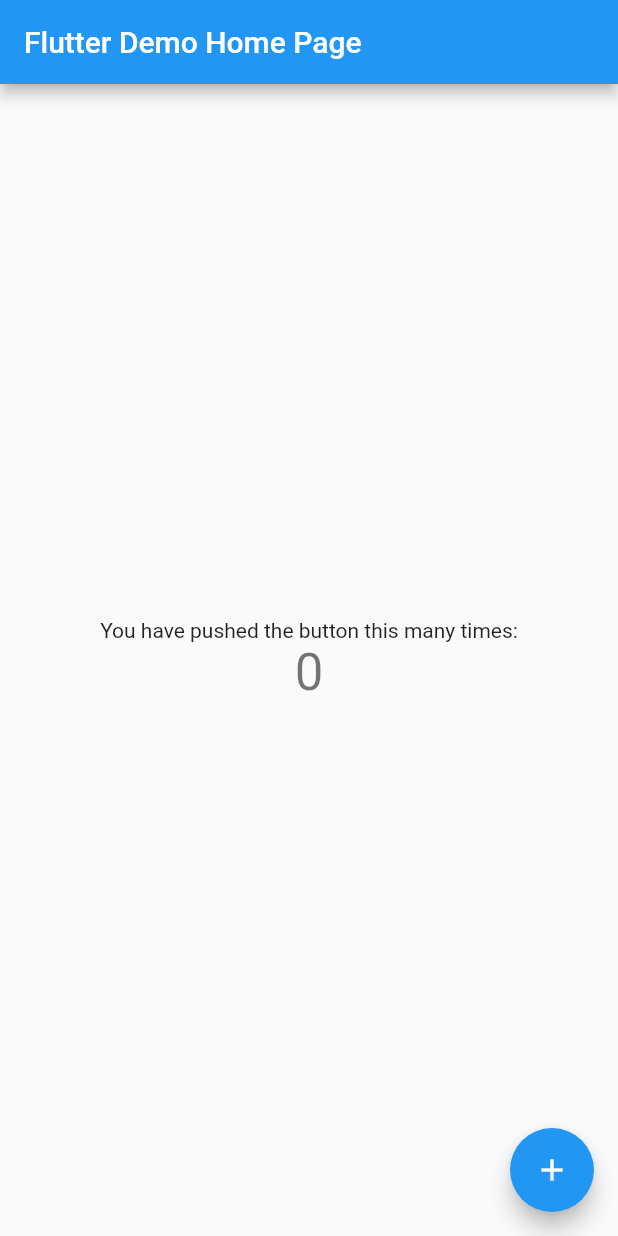
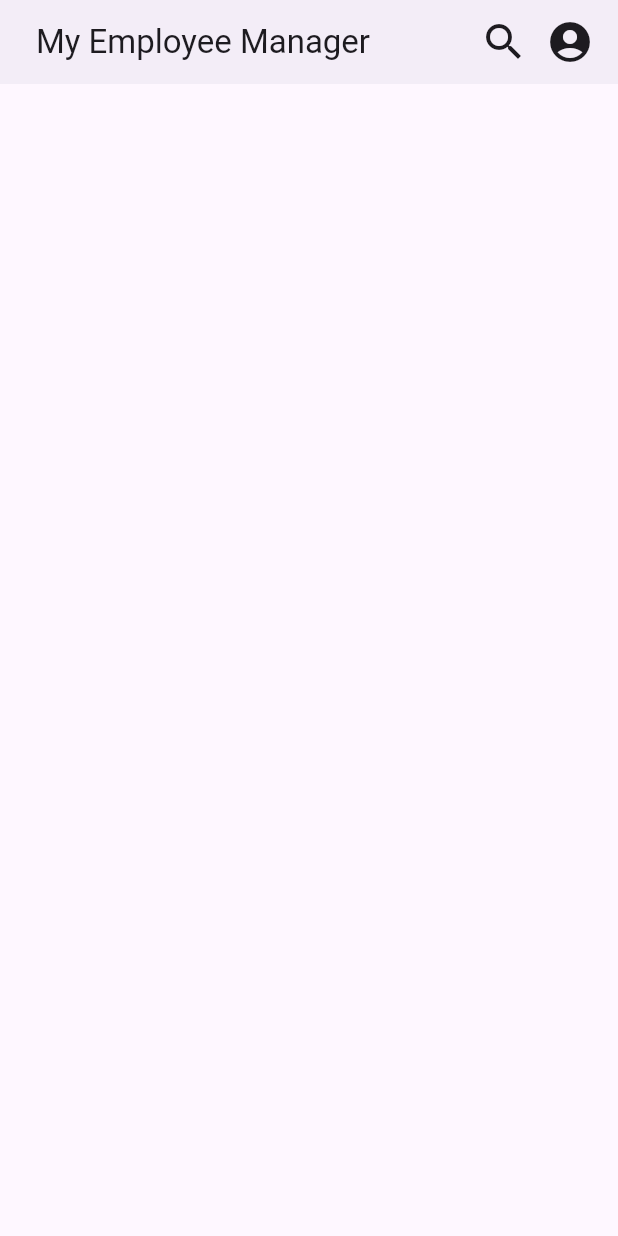
Before and after one commit to DanieleF98/my_employee_manager, a Flutter app: the screen it shows after launch, on a phone screen of 412 x 824 dp. Run offline on Flutter 3.47's test engine with Material 2 defaults, Android fonts, the phone set to English and light mode, and no system bars; our stand-ins replace go_router; generated files the repository leaves out were written again.

Commit message:
- Added dependencies - Added localization with l10n - Created Base widgets - Added routes - Added vsCode launch configurations

```diff
--- /dev/null
+++ b/l10n.yaml
@@ -0,0 +1,4 @@
+arb-dir: lib/l10n
+template-arb-file: app_en.arb
+output-localization-file: app_localizations.dart
+nullable-getter: false
--- /dev/null
+++ b/lib/core/presentation/widgets/base_app_bar.dart
@@ -0,0 +1,48 @@
+import 'package:flutter/material.dart';
+import 'package:flutter_gen/gen_l10n/app_localizations.dart';
+import 'package:my_employee_manager/core/utils/constants/app_constants.dart';
+import 'package:my_employee_manager/core/utils/styles/app_styles.dart';
+
+import 'base_app_icon_button.dart';
+
+class BaseAppBar extends StatelessWidget implements PreferredSizeWidget {
+  final bool hasToShowSearch;
+  const BaseAppBar({
+    required this.hasToShowSearch,
+    super.key,
+  });
+
+  @override
+  Widget build(BuildContext context) {
+    return AppBar(
+      titleSpacing: AppConstants.defaultPadding,
+      title: Text(
+        AppLocalizations.of(context).myEmployeeManager,
+        style: AppStyles.regular22.style,
+      ),
+      automaticallyImplyLeading: false,
+      actions: [
+        if (hasToShowSearch)
+          const Padding(
+            padding: EdgeInsets.only(
+              right: AppConstants.defaultPadding / 2,
+            ),
+            child: BaseAppIconButton(
+              iconData: Icons.search,
+            ),
+          ),
+        const Padding(
+          padding: EdgeInsets.only(
+            right: AppConstants.defaultPadding,
+          ),
+          child: BaseAppIconButton(
+            iconData: Icons.account_circle,
+          ),
+        ),
+      ],
+    );
+  }
+
+  @override
+  Size get preferredSize => const Size.fromHeight(kToolbarHeight);
+}
--- /dev/null
+++ b/lib/core/presentation/widgets/base_app_icon_button.dart
@@ -0,0 +1,29 @@
+import 'package:flutter/material.dart';
+
+import '../../utils/constants/app_constants.dart';
+
+class BaseAppIconButton extends StatelessWidget {
+  final VoidCallback? onPressed;
+  final IconData iconData;
+  final Color? iconColor;
+  const BaseAppIconButton({
+    this.onPressed,
+    required this.iconData,
+    this.iconColor,
+    super.key,
+  });
+
+  @override
+  Widget build(BuildContext context) {
+    return SizedBox(
+      width: AppConstants.defaultIconSize,
+      child: IconButton(
+        onPressed: onPressed,
+        icon: Icon(
+          iconData,
+          color: iconColor,
+        ),
+      ),
+    );
+  }
+}
--- /dev/null
+++ b/lib/core/presentation/widgets/base_widget.dart
@@ -0,0 +1,28 @@
+import 'package:flutter/material.dart';
+
+import 'base_app_bar.dart';
+
+class BaseWidget extends StatelessWidget {
+  final Widget child;
+  final bool hasToShowSearch;
+  const BaseWidget({
+    required this.child,
+    this.hasToShowSearch = false,
+    super.key,
+  });
+
+  @override
+  Widget build(BuildContext context) {
+    return Scaffold(
+      appBar: BaseAppBar(
+        hasToShowSearch: hasToShowSearch,
+      ),
+      body: Padding(
+        padding: const EdgeInsets.symmetric(
+          horizontal: 24.0,
+        ),
+        child: child,
+      ),
+    );
+  }
+}
--- /dev/null
+++ b/lib/core/utils/colors/app_colors.dart
@@ -0,0 +1,7 @@
+import 'package:flutter/material.dart';
+
+abstract class AppColors {
+  static const defaultBlack = Color(0xFF1D1B20);
+  static const defaultAppBarColor = Color(0xFFF3EDF7);
+  static const defaultScaffoldColor = Color(0xFFFEF7FF);
+}
--- /dev/null
+++ b/lib/core/utils/constants/app_constants.dart
@@ -0,0 +1,4 @@
+abstract class AppConstants {
+  static const double defaultIconSize = 32;
+  static const double defaultPadding = 24;
+}
--- /dev/null
+++ b/lib/core/utils/navigation/navigation_pages.dart
@@ -0,0 +1,12 @@
+enum NavigationPages {
+  homePage(value: '/'),
+  loginPage(value: 'loginPage'),
+  employeeDetailPage(value: 'employeeDetailPage'),
+  employeeShiftsCalendarPage(value: 'employeeShiftsCalendarPage'),
+  notificationsPage(value: 'notificationsPage');
+
+  final String value;
+  const NavigationPages({
+    required this.value,
+  });
+}
--- /dev/null
+++ b/lib/core/utils/navigation/navigation_routes.dart
@@ -0,0 +1,39 @@
+import 'package:go_router/go_router.dart';
+import 'package:my_employee_manager/features/employee_detail/presentation/employee_detail_page.dart';
+import 'package:my_employee_manager/features/employee_shifts_calendar/presentation/employee_shifts_calendar_page.dart';
+import 'package:my_employee_manager/features/login/presentation/login_page.dart';
+
+import '../../../features/home_page/presentation/home_page.dart';
+import '../../../features/notification/presentation/notifications_page.dart';
+import 'navigation_pages.dart';
+
+abstract class NavigationRoutes {
+  static final GoRouter goRouter = GoRouter(
+    routes: _routes,
+  );
+
+  static final List<GoRoute> _routes = [
+    GoRoute(
+      path: NavigationPages.homePage.value,
+      builder: (context, state) => const HomePage(),
+      routes: [
+        GoRoute(
+          path: NavigationPages.loginPage.value,
+          builder: (context, state) => const LoginPage(),
+        ),
+        GoRoute(
+          path: NavigationPages.employeeDetailPage.value,
+          builder: (context, state) => const EmployeeDetailPage(),
+        ),
+        GoRoute(
+          path: NavigationPages.employeeShiftsCalendarPage.value,
+          builder: (context, state) => const EmployeeShiftsCalendarPage(),
+        ),
+        GoRoute(
+          path: NavigationPages.notificationsPage.value,
+          builder: (context, state) => const NotificationsPage(),
+        ),
+      ],
+    ),
+  ];
+}
--- /dev/null
+++ b/lib/core/utils/styles/app_styles.dart
@@ -0,0 +1,12 @@
+import 'package:flutter/material.dart' show TextStyle;
+import 'package:my_employee_manager/core/utils/colors/app_colors.dart';
+
+enum AppStyles {
+  regular22(TextStyle(
+    fontSize: 22,
+    color: AppColors.defaultBlack,
+  ));
+
+  final TextStyle style;
+  const AppStyles(this.style);
+}
--- /dev/null
+++ b/lib/core/utils/theme/app_theme.dart
@@ -0,0 +1,26 @@
+import 'package:flutter/material.dart';
+import 'package:my_employee_manager/core/utils/colors/app_colors.dart';
+import 'package:my_employee_manager/core/utils/constants/app_constants.dart';
+
+abstract class AppTheme {
+  static final defaultThemeData = ThemeData(
+    iconTheme: const IconThemeData(
+      color: AppColors.defaultBlack,
+    ),
+    scaffoldBackgroundColor: AppColors.defaultScaffoldColor,
+    appBarTheme: const AppBarTheme(
+      backgroundColor: AppColors.defaultAppBarColor,
+    ),
+    iconButtonTheme: IconButtonThemeData(
+      style: ButtonStyle(
+        iconSize: const MaterialStatePropertyAll(
+          AppConstants.defaultIconSize,
+        ),
+        iconColor: MaterialStateProperty.all(
+          AppColors.defaultBlack,
+        ),
+      ),
+    ),
+    useMaterial3: true,
+  );
+}
--- /dev/null
+++ b/lib/features/employee_detail/presentation/employee_detail_page.dart
@@ -0,0 +1,14 @@
+import 'package:flutter/material.dart';
+
+import '../../../core/presentation/widgets/base_widget.dart';
+
+class EmployeeDetailPage extends StatelessWidget {
+  const EmployeeDetailPage({super.key});
+
+  @override
+  Widget build(BuildContext context) {
+    return BaseWidget(
+      child: Container(),
+    );
+  }
+}
--- /dev/null
+++ b/lib/features/employee_shifts_calendar/presentation/employee_shifts_calendar_page.dart
@@ -0,0 +1,14 @@
+import 'package:flutter/material.dart';
+
+import '../../../core/presentation/widgets/base_widget.dart';
+
+class EmployeeShiftsCalendarPage extends StatelessWidget {
+  const EmployeeShiftsCalendarPage({super.key});
+
+  @override
+  Widget build(BuildContext context) {
+    return BaseWidget(
+      child: Container(),
+    );
+  }
+}
--- /dev/null
+++ b/lib/features/home_page/presentation/home_page.dart
@@ -0,0 +1,15 @@
+import 'package:flutter/material.dart';
+
+import '../../../core/presentation/widgets/base_widget.dart';
+
+class HomePage extends StatelessWidget {
+  const HomePage({super.key});
+
+  @override
+  Widget build(BuildContext context) {
+    return BaseWidget(
+      hasToShowSearch: true,
+      child: Container(),
+    );
+  }
+}
--- /dev/null
+++ b/lib/features/login/presentation/login_page.dart
@@ -0,0 +1,14 @@
+import 'package:flutter/material.dart';
+
+import '../../../core/presentation/widgets/base_widget.dart';
+
+class LoginPage extends StatelessWidget {
+  const LoginPage({super.key});
+
+  @override
+  Widget build(BuildContext context) {
+    return BaseWidget(
+      child: Container(),
+    );
+  }
+}
--- /dev/null
+++ b/lib/features/notification/presentation/notifications_page.dart
@@ -0,0 +1,14 @@
+import 'package:flutter/material.dart';
+
+import '../../../core/presentation/widgets/base_widget.dart';
+
+class NotificationsPage extends StatelessWidget {
+  const NotificationsPage({super.key});
+
+  @override
+  Widget build(BuildContext context) {
+    return BaseWidget(
+      child: Container(),
+    );
+  }
+}
--- /dev/null
+++ b/lib/l10n/app_en.arb
@@ -0,0 +1,3 @@
+{
+    "myEmployeeManager": "My Employee Manager"
+}
--- /dev/null
+++ b/lib/l10n/app_it.arb
@@ -0,0 +1,3 @@
+{
+    "myEmployeeManager": "My Employee Manager"
+}
--- a/lib/main.dart
+++ b/lib/main.dart
@@ -1,115 +1,23 @@
 import 'package:flutter/material.dart';
+import 'package:flutter_gen/gen_l10n/app_localizations.dart';
+import 'package:my_employee_manager/core/utils/navigation/navigation_routes.dart';
+
+import 'core/utils/theme/app_theme.dart';
 
 void main() {
-  runApp(const MyApp());
+  runApp(const MyEmployeeManager());
 }
 
-class MyApp extends StatelessWidget {
-  const MyApp({super.key});
+class MyEmployeeManager extends StatelessWidget {
+  const MyEmployeeManager({super.key});
 
-  // This widget is the root of your application.
   @override
   Widget build(BuildContext context) {
-    return MaterialApp(
-      title: 'Flutter Demo',
-      theme: ThemeData(
-        // This is the theme of your application.
-        //
-        // Try running your application with "flutter run". You'll see the
-        // application has a blue toolbar. Then, without quitting the app, try
-        // changing the primarySwatch below to Colors.green and then invoke
-        // "hot reload" (press "r" in the console where you ran "flutter run",
-        // or simply save your changes to "hot reload" in a Flutter IDE).
-        // Notice that the counter didn't reset back to zero; the application
-        // is not restarted.
-        primarySwatch: Colors.blue,
-      ),
-      home: const MyHomePage(title: 'Flutter Demo Home Page'),
+    return MaterialApp.router(
+      localizationsDelegates: AppLocalizations.localizationsDelegates,
+      supportedLocales: AppLocalizations.supportedLocales,
+      theme: AppTheme.defaultThemeData,
+      routerConfig: NavigationRoutes.goRouter,
     );
   }
 }
-
-class MyHomePage extends StatefulWidget {
-  const MyHomePage({super.key, required this.title});
-
-  // This widget is the home page of your application. It is stateful, meaning
-  // that it has a State object (defined below) that contains fields that affect
-  // how it looks.
-
-  // This class is the configuration for the state. It holds the values (in this
-  // case the title) provided by the parent (in this case the App widget) and
-  // used by the build method of the State. Fields in a Widget subclass are
-  // always marked "final".
-
-  final String title;
-
-  @override
-  State<MyHomePage> createState() => _MyHomePageState();
-}
-
-class _MyHomePageState extends State<MyHomePage> {
-  int _counter = 0;
-
-  void _incrementCounter() {
-    setState(() {
-      // This call to setState tells the Flutter framework that something has
-      // changed in this State, which causes it to rerun the build method below
-      // so that the display can reflect the updated values. If we changed
-      // _counter without calling setState(), then the build method would not be
-      // called again, and so nothing would appear to happen.
-      _counter++;
-    });
-  }
-
-  @override
-  Widget build(BuildContext context) {
-    // This method is rerun every time setState is called, for instance as done
-    // by the _incrementCounter method above.
-    //
-    // The Flutter framework has been optimized to make rerunning build methods
-    // fast, so that you can just rebuild anything that needs updating rather
-    // than having to individually change instances of widgets.
-    return Scaffold(
-      appBar: AppBar(
-        // Here we take the value from the MyHomePage object that was created by
-        // the App.build method, and use it to set our appbar title.
-        title: Text(widget.title),
-      ),
-      body: Center(
-        // Center is a layout widget. It takes a single child and positions it
-        // in the middle of the parent.
-        child: Column(
-          // Column is also a layout widget. It takes a list of children and
-          // arranges them vertically. By default, it sizes itself to fit its
-          // children horizontally, and tries to be as tall as its parent.
-          //
-          // Invoke "debug painting" (press "p" in the console, choose the
-          // "Toggle Debug Paint" action from the Flutter Inspector in Android
-          // Studio, or the "Toggle Debug Paint" command in Visual Studio Code)
-          // to see the wireframe for each widget.
-          //
-          // Column has various properties to control how it sizes itself and
-          // how it positions its children. Here we use mainAxisAlignment to
-          // center the children vertically; the main axis here is the vertical
-          // axis because Columns are vertical (the cross axis would be
-          // horizontal).
-          mainAxisAlignment: MainAxisAlignment.center,
-          children: <Widget>[
-            const Text(
-              'You have pushed the button this many times:',
-            ),
-            Text(
-              '$_counter',
-              style: Theme.of(context).textTheme.headlineMedium,
-            ),
-          ],
-        ),
-      ),
-      floatingActionButton: FloatingActionButton(
-        onPressed: _incrementCounter,
-        tooltip: 'Increment',
-        child: const Icon(Icons.add),
-      ), // This trailing comma makes auto-formatting nicer for build methods.
-    );
-  }
-}
```
Also changed, not shown: pubspec.yaml (+15 -75 lines), pubspec.lock, 2 other files.
